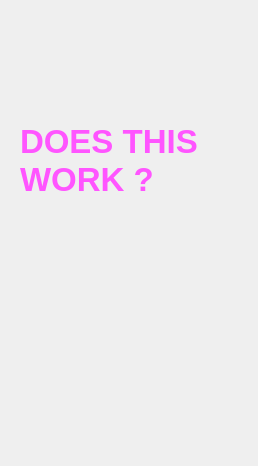
Above: ui/binarycounterpatternui.ui from analogdevicesinc/scopy before the change. Below: the same form after it.
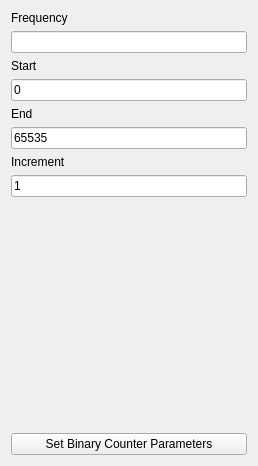
That is the form after the change.

Commit message: PatternGenerator: Reworked BinaryCounter so frequency, start, stop are parameters

```diff
--- a/ui/binarycounterpatternui.ui
+++ b/ui/binarycounterpatternui.ui
@@ -16,447 +16,86 @@
   <property name="toolTipDuration">
    <number>-3</number>
   </property>
-  <widget class="QLabel" name="label">
-   <property name="geometry">
-    <rect>
-     <x>20</x>
-     <y>30</y>
-     <width>241</width>
-     <height>261</height>
-    </rect>
-   </property>
-   <property name="palette">
-    <palette>
-     <active>
-      <colorrole role="WindowText">
-       <brush brushstyle="SolidPattern">
-        <color alpha="255">
-         <red>255</red>
-         <green>85</green>
-         <blue>255</blue>
-        </color>
-       </brush>
-      </colorrole>
-      <colorrole role="Button">
-       <brush brushstyle="SolidPattern">
-        <color alpha="255">
-         <red>255</red>
-         <green>0</green>
-         <blue>0</blue>
-        </color>
-       </brush>
-      </colorrole>
-      <colorrole role="Light">
-       <brush brushstyle="SolidPattern">
-        <color alpha="255">
-         <red>255</red>
-         <green>127</green>
-         <blue>127</blue>
-        </color>
-       </brush>
-      </colorrole>
-      <colorrole role="Midlight">
-       <brush brushstyle="SolidPattern">
-        <color alpha="255">
-         <red>255</red>
-         <green>63</green>
-         <blue>63</blue>
-        </color>
-       </brush>
-      </colorrole>
-      <colorrole role="Dark">
-       <brush brushstyle="SolidPattern">
-        <color alpha="255">
-         <red>127</red>
-         <green>0</green>
-         <blue>0</blue>
-        </color>
-       </brush>
-      </colorrole>
-      <colorrole role="Mid">
-       <brush brushstyle="SolidPattern">
-        <color alpha="255">
-         <red>170</red>
-         <green>0</green>
-         <blue>0</blue>
-        </color>
-       </brush>
-      </colorrole>
-      <colorrole role="Text">
-       <brush brushstyle="SolidPattern">
-        <color alpha="255">
-         <red>0</red>
-         <green>0</green>
-         <blue>0</blue>
-        </color>
-       </brush>
-      </colorrole>
-      <colorrole role="BrightText">
-       <brush brushstyle="SolidPattern">
-        <color alpha="255">
-         <red>255</red>
-         <green>255</green>
-         <blue>255</blue>
-        </color>
-       </brush>
-      </colorrole>
-      <colorrole role="ButtonText">
-       <brush brushstyle="SolidPattern">
-        <color alpha="255">
-         <red>0</red>
-         <green>0</green>
-         <blue>0</blue>
-        </color>
-       </brush>
-      </colorrole>
-      <colorrole role="Base">
-       <brush brushstyle="SolidPattern">
-        <color alpha="255">
-         <red>255</red>
-         <green>255</green>
-         <blue>255</blue>
-        </color>
-       </brush>
-      </colorrole>
-      <colorrole role="Window">
-       <brush brushstyle="SolidPattern">
-        <color alpha="255">
-         <red>255</red>
-         <green>0</green>
-         <blue>0</blue>
-        </color>
-       </brush>
-      </colorrole>
-      <colorrole role="Shadow">
-       <brush brushstyle="SolidPattern">
-        <color alpha="255">
-         <red>0</red>
-         <green>0</green>
-         <blue>0</blue>
-        </color>
-       </brush>
-      </colorrole>
-      <colorrole role="AlternateBase">
-       <brush brushstyle="SolidPattern">
-        <color alpha="255">
-         <red>255</red>
-         <green>127</green>
-         <blue>127</blue>
-        </color>
-       </brush>
-      </colorrole>
-      <colorrole role="ToolTipBase">
-       <brush brushstyle="SolidPattern">
-        <color alpha="255">
-         <red>255</red>
-         <green>255</green>
-         <blue>220</blue>
-        </color>
-       </brush>
-      </colorrole>
-      <colorrole role="ToolTipText">
-       <brush brushstyle="SolidPattern">
-        <color alpha="255">
-         <red>0</red>
-         <green>0</green>
-         <blue>0</blue>
-        </color>
-       </brush>
-      </colorrole>
-     </active>
-     <inactive>
-      <colorrole role="WindowText">
-       <brush brushstyle="SolidPattern">
-        <color alpha="255">
-         <red>255</red>
-         <green>85</green>
-         <blue>255</blue>
-        </color>
-       </brush>
-      </colorrole>
-      <colorrole role="Button">
-       <brush brushstyle="SolidPattern">
-        <color alpha="255">
-         <red>255</red>
-         <green>0</green>
-         <blue>0</blue>
-        </color>
-       </brush>
-      </colorrole>
-      <colorrole role="Light">
-       <brush brushstyle="SolidPattern">
-        <color alpha="255">
-         <red>255</red>
-         <green>127</green>
-         <blue>127</blue>
-        </color>
-       </brush>
-      </colorrole>
-      <colorrole role="Midlight">
-       <brush brushstyle="SolidPattern">
-        <color alpha="255">
-         <red>255</red>
-         <green>63</green>
-         <blue>63</blue>
-        </color>
-       </brush>
-      </colorrole>
-      <colorrole role="Dark">
-       <brush brushstyle="SolidPattern">
-        <color alpha="255">
-         <red>127</red>
-         <green>0</green>
-         <blue>0</blue>
-        </color>
-       </brush>
-      </colorrole>
-      <colorrole role="Mid">
-       <brush brushstyle="SolidPattern">
-        <color alpha="255">
-         <red>170</red>
-         <green>0</green>
-         <blue>0</blue>
-        </color>
-       </brush>
-      </colorrole>
-      <colorrole role="Text">
-       <brush brushstyle="SolidPattern">
-        <color alpha="255">
-         <red>0</red>
-         <green>0</green>
-         <blue>0</blue>
-        </color>
-       </brush>
-      </colorrole>
-      <colorrole role="BrightText">
-       <brush brushstyle="SolidPattern">
-        <color alpha="255">
-         <red>255</red>
-         <green>255</green>
-         <blue>255</blue>
-        </color>
-       </brush>
-      </colorrole>
-      <colorrole role="ButtonText">
-       <brush brushstyle="SolidPattern">
-        <color alpha="255">
-         <red>0</red>
-         <green>0</green>
-         <blue>0</blue>
-        </color>
-       </brush>
-      </colorrole>
-      <colorrole role="Base">
-       <brush brushstyle="SolidPattern">
-        <color alpha="255">
-         <red>255</red>
-         <green>255</green>
-         <blue>255</blue>
-        </color>
-       </brush>
-      </colorrole>
-      <colorrole role="Window">
-       <brush brushstyle="SolidPattern">
-        <color alpha="255">
-         <red>255</red>
-         <green>0</green>
-         <blue>0</blue>
-        </color>
-       </brush>
-      </colorrole>
-      <colorrole role="Shadow">
-       <brush brushstyle="SolidPattern">
-        <color alpha="255">
-         <red>0</red>
-         <green>0</green>
-         <blue>0</blue>
-        </color>
-       </brush>
-      </colorrole>
-      <colorrole role="AlternateBase">
-       <brush brushstyle="SolidPattern">
-        <color alpha="255">
-         <red>255</red>
-         <green>127</green>
-         <blue>127</blue>
-        </color>
-       </brush>
-      </colorrole>
-      <colorrole role="ToolTipBase">
-       <brush brushstyle="SolidPattern">
-        <color alpha="255">
-         <red>255</red>
-         <green>255</green>
-         <blue>220</blue>
-        </color>
-       </brush>
-      </colorrole>
-      <colorrole role="ToolTipText">
-       <brush brushstyle="SolidPattern">
-        <color alpha="255">
-         <red>0</red>
-         <green>0</green>
-         <blue>0</blue>
-        </color>
-       </brush>
-      </colorrole>
-     </inactive>
-     <disabled>
-      <colorrole role="WindowText">
-       <brush brushstyle="SolidPattern">
-        <color alpha="255">
-         <red>127</red>
-         <green>0</green>
-         <blue>0</blue>
-        </color>
-       </brush>
-      </colorrole>
-      <colorrole role="Button">
-       <brush brushstyle="SolidPattern">
-        <color alpha="255">
-         <red>255</red>
-         <green>0</green>
-         <blue>0</blue>
-        </color>
-       </brush>
-      </colorrole>
-      <colorrole role="Light">
-       <brush brushstyle="SolidPattern">
-        <color alpha="255">
-         <red>255</red>
-         <green>127</green>
-         <blue>127</blue>
-        </color>
-       </brush>
-      </colorrole>
-      <colorrole role="Midlight">
-       <brush brushstyle="SolidPattern">
-        <color alpha="255">
-         <red>255</red>
-         <green>63</green>
-         <blue>63</blue>
-        </color>
-       </brush>
-      </colorrole>
-      <colorrole role="Dark">
-       <brush brushstyle="SolidPattern">
-        <color alpha="255">
-         <red>127</red>
-         <green>0</green>
-         <blue>0</blue>
-        </color>
-       </brush>
-      </colorrole>
-      <colorrole role="Mid">
-       <brush brushstyle="SolidPattern">
-        <color alpha="255">
-         <red>170</red>
-         <green>0</green>
-         <blue>0</blue>
-        </color>
-       </brush>
-      </colorrole>
-      <colorrole role="Text">
-       <brush brushstyle="SolidPattern">
-        <color alpha="255">
-         <red>127</red>
-         <green>0</green>
-         <blue>0</blue>
-        </color>
-       </brush>
-      </colorrole>
-      <colorrole role="BrightText">
-       <brush brushstyle="SolidPattern">
-        <color alpha="255">
-         <red>255</red>
-         <green>255</green>
-         <blue>255</blue>
-        </color>
-       </brush>
-      </colorrole>
-      <colorrole role="ButtonText">
-       <brush brushstyle="SolidPattern">
-        <color alpha="255">
-         <red>127</red>
-         <green>0</green>
-         <blue>0</blue>
-        </color>
-       </brush>
-      </colorrole>
-      <colorrole role="Base">
-       <brush brushstyle="SolidPattern">
-        <color alpha="255">
-         <red>255</red>
-         <green>0</green>
-         <blue>0</blue>
-        </color>
-       </brush>
-      </colorrole>
-      <colorrole role="Window">
-       <brush brushstyle="SolidPattern">
-        <color alpha="255">
-         <red>255</red>
-         <green>0</green>
-         <blue>0</blue>
-        </color>
-       </brush>
-      </colorrole>
-      <colorrole role="Shadow">
-       <brush brushstyle="SolidPattern">
-        <color alpha="255">
-         <red>0</red>
-         <green>0</green>
-         <blue>0</blue>
-        </color>
-       </brush>
-      </colorrole>
-      <colorrole role="AlternateBase">
-       <brush brushstyle="SolidPattern">
-        <color alpha="255">
-         <red>255</red>
-         <green>0</green>
-         <blue>0</blue>
-        </color>
-       </brush>
-      </colorrole>
-      <colorrole role="ToolTipBase">
-       <brush brushstyle="SolidPattern">
-        <color alpha="255">
-         <red>255</red>
-         <green>255</green>
-         <blue>220</blue>
-        </color>
-       </brush>
-      </colorrole>
-      <colorrole role="ToolTipText">
-       <brush brushstyle="SolidPattern">
-        <color alpha="255">
-         <red>0</red>
-         <green>0</green>
-         <blue>0</blue>
-        </color>
-       </brush>
-      </colorrole>
-     </disabled>
-    </palette>
-   </property>
-   <property name="font">
-    <font>
-     <pointsize>25</pointsize>
-     <weight>75</weight>
-     <bold>true</bold>
-    </font>
-   </property>
-   <property name="mouseTracking">
-    <bool>false</bool>
-   </property>
-   <property name="text">
-    <string>DOES THIS WORK ?</string>
-   </property>
-   <property name="wordWrap">
-    <bool>true</bool>
-   </property>
-  </widget>
+  <layout class="QGridLayout" name="gridLayout">
+   <item row="7" column="0">
+    <widget class="QLineEdit" name="endEdit">
+     <property name="text">
+      <string>65535</string>
+     </property>
+    </widget>
+   </item>
+   <item row="11" column="0">
+    <widget class="QPushButton" name="setBinaryCounterParams">
+     <property name="text">
+      <string>Set Binary Counter Parameters</string>
+     </property>
+    </widget>
+   </item>
+   <item row="4" column="0">
+    <widget class="QLabel" name="label_2">
+     <property name="text">
+      <string>Start</string>
+     </property>
+    </widget>
+   </item>
+   <item row="6" column="0">
+    <widget class="QLabel" name="label_3">
+     <property name="text">
+      <string>End</string>
+     </property>
+    </widget>
+   </item>
+   <item row="10" column="0">
+    <spacer name="verticalSpacer">
+     <property name="orientation">
+      <enum>Qt::Vertical</enum>
+     </property>
+     <property name="sizeHint" stdset="0">
+      <size>
+       <width>20</width>
+       <height>40</height>
+      </size>
+     </property>
+    </spacer>
+   </item>
+   <item row="3" column="0">
+    <widget class="QLineEdit" name="frequencyEdit"/>
+   </item>
+   <item row="1" column="0">
+    <widget class="QLabel" name="label">
+     <property name="text">
+      <string>Frequency</string>
+     </property>
+    </widget>
+   </item>
+   <item row="8" column="0">
+    <widget class="QLabel" name="label_4">
+     <property name="text">
+      <string>Increment</string>
+     </property>
+    </widget>
+   </item>
+   <item row="5" column="0">
+    <widget class="QLineEdit" name="startEdit">
+     <property name="inputMask">
+      <string/>
+     </property>
+     <property name="text">
+      <string>0</string>
+     </property>
+    </widget>
+   </item>
+   <item row="9" column="0">
+    <widget class="QLineEdit" name="incrementEdit">
+     <property name="text">
+      <string>1</string>
+     </property>
+     <property name="readOnly">
+      <bool>true</bool>
+     </property>
+    </widget>
+   </item>
+  </layout>
  </widget>
  <resources/>
  <connections/>
```
The commit also changes 2 other files.
